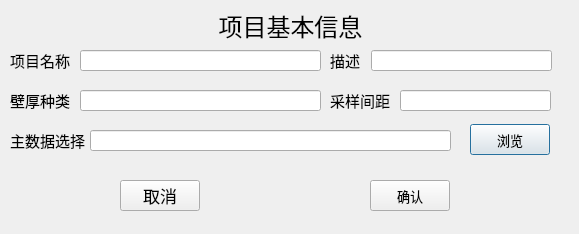
First picture: the form in projectdlg.ui, repository wuzicheng123/pipeAnalyse, before the edit.
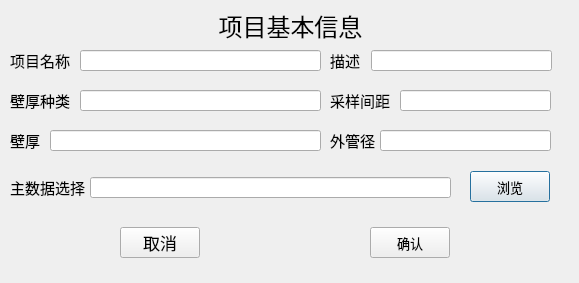
Second picture: the form after the edit.

```diff
--- a/projectdlg.ui
+++ b/projectdlg.ui
@@ -7,7 +7,7 @@
     <x>0</x>
     <y>0</y>
     <width>579</width>
-    <height>234</height>
+    <height>283</height>
    </rect>
   </property>
   <property name="windowTitle">
@@ -139,7 +139,7 @@
    <property name="geometry">
     <rect>
      <x>10</x>
-     <y>130</y>
+     <y>177</y>
      <width>81</width>
      <height>21</height>
     </rect>
@@ -157,7 +157,7 @@
    <property name="geometry">
     <rect>
      <x>90</x>
-     <y>130</y>
+     <y>177</y>
      <width>361</width>
      <height>21</height>
     </rect>
@@ -172,7 +172,7 @@
    <property name="geometry">
     <rect>
      <x>470</x>
-     <y>124</y>
+     <y>171</y>
      <width>80</width>
      <height>31</height>
     </rect>
@@ -223,7 +223,7 @@
    <property name="geometry">
     <rect>
      <x>120</x>
-     <y>180</y>
+     <y>227</y>
      <width>80</width>
      <height>31</height>
     </rect>
@@ -241,7 +241,7 @@
    <property name="geometry">
     <rect>
      <x>370</x>
-     <y>180</y>
+     <y>227</y>
      <width>80</width>
      <height>31</height>
     </rect>
@@ -285,7 +285,7 @@
    <property name="geometry">
     <rect>
      <x>13</x>
-     <y>153</y>
+     <y>200</y>
      <width>54</width>
      <height>12</height>
     </rect>
@@ -307,6 +307,98 @@
     <string/>
    </property>
   </widget>
+  <widget class="QLabel" name="label_7">
+   <property name="geometry">
+    <rect>
+     <x>10</x>
+     <y>130</y>
+     <width>71</width>
+     <height>21</height>
+    </rect>
+   </property>
+   <property name="font">
+    <font>
+     <pointsize>11</pointsize>
+    </font>
+   </property>
+   <property name="text">
+    <string>壁厚</string>
+   </property>
+  </widget>
+  <widget class="QLabel" name="label_8">
+   <property name="geometry">
+    <rect>
+     <x>330</x>
+     <y>130</y>
+     <width>71</width>
+     <height>21</height>
+    </rect>
+   </property>
+   <property name="font">
+    <font>
+     <pointsize>11</pointsize>
+    </font>
+   </property>
+   <property name="text">
+    <string>外管径</string>
+   </property>
+  </widget>
+  <widget class="QLineEdit" name="thicknessNumberEdit">
+   <property name="geometry">
+    <rect>
+     <x>50</x>
+     <y>130</y>
+     <width>271</width>
+     <height>21</height>
+    </rect>
+   </property>
+   <property name="font">
+    <font>
+     <pointsize>10</pointsize>
+    </font>
+   </property>
+  </widget>
+  <widget class="QLineEdit" name="outerDiameterEdit">
+   <property name="geometry">
+    <rect>
+     <x>380</x>
+     <y>130</y>
+     <width>171</width>
+     <height>21</height>
+    </rect>
+   </property>
+   <property name="font">
+    <font>
+     <pointsize>10</pointsize>
+    </font>
+   </property>
+  </widget>
+  <widget class="QLabel" name="tooltip_5">
+   <property name="geometry">
+    <rect>
+     <x>13</x>
+     <y>155</y>
+     <width>110</width>
+     <height>12</height>
+    </rect>
+   </property>
+   <property name="text">
+    <string/>
+   </property>
+  </widget>
+  <widget class="QLabel" name="tooltip_6">
+   <property name="geometry">
+    <rect>
+     <x>333</x>
+     <y>155</y>
+     <width>110</width>
+     <height>12</height>
+    </rect>
+   </property>
+   <property name="text">
+    <string/>
+   </property>
+  </widget>
  </widget>
  <resources/>
  <connections/>
```
